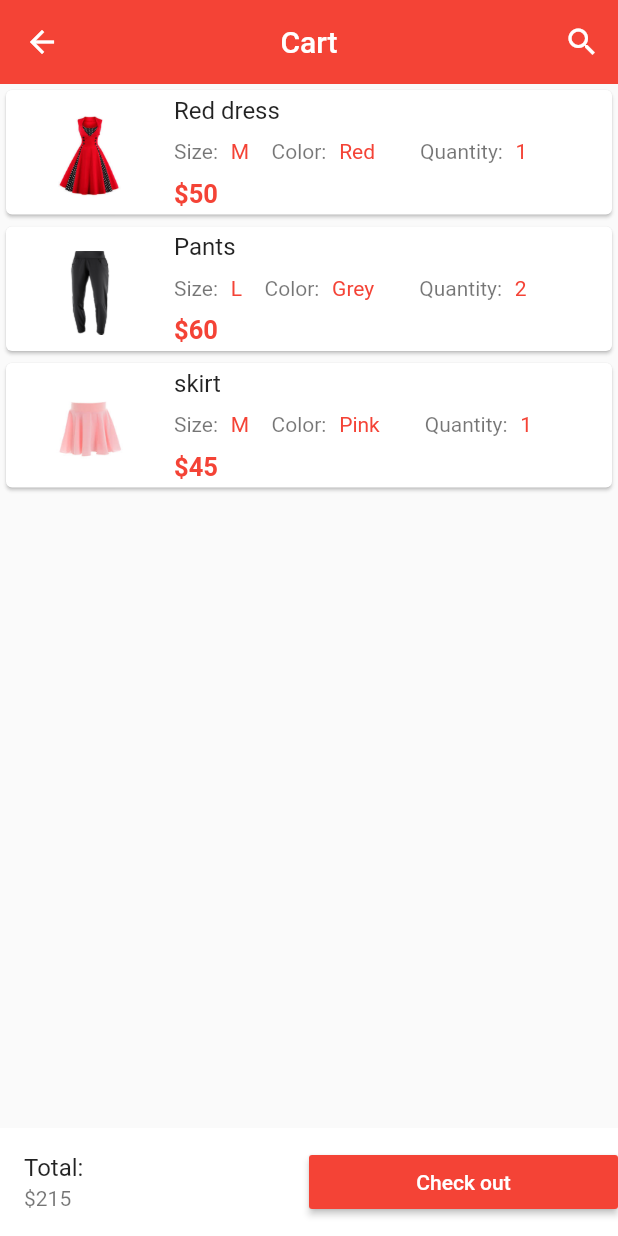
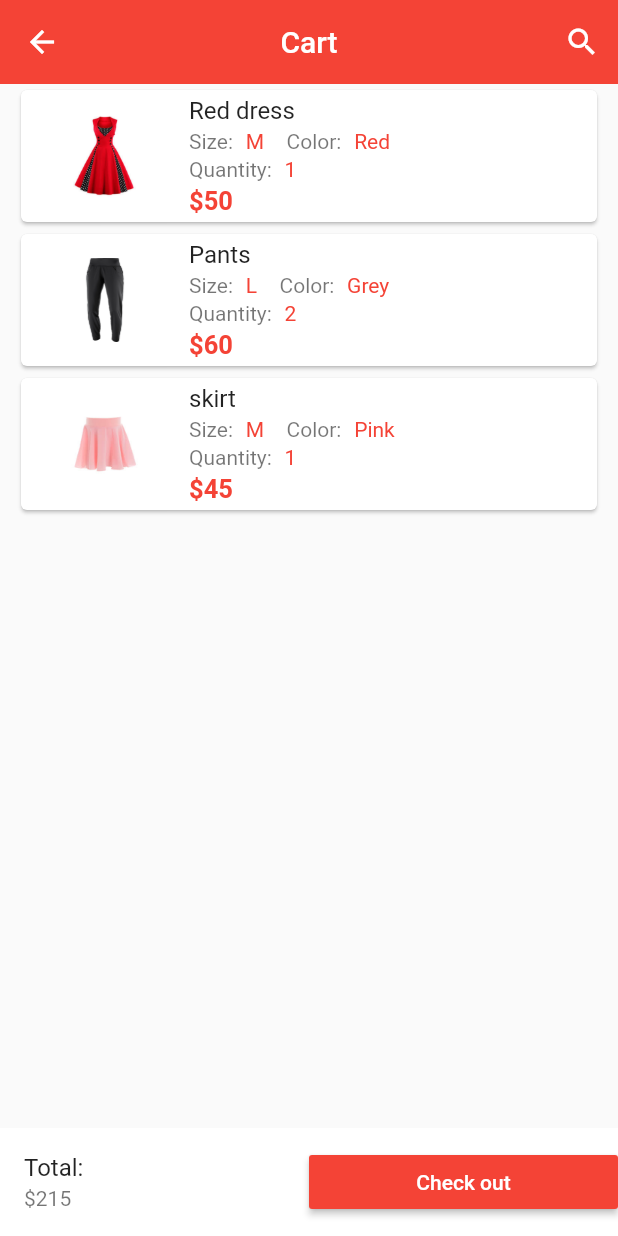
Before and after one commit to Joaco2684/E-Commerce, a Flutter app: the screen it shows after launch, scrolled down 110 dp, after a tap on the "shopping cart" icon, on a phone screen of 412 x 824 dp. Run offline on Flutter 3.47's test engine with Material 2 defaults, Android fonts, the phone set to English and light mode, and no system bars; our stand-ins replace carousel_pro; missing offline and left inert: whatsapp_unilink.

Commit message:
Fix the render size of the cart_products

```diff
--- a/lib/components/cart_products.dart
+++ b/lib/components/cart_products.dart
@@ -68,14 +68,22 @@ class Single_cart_product extends StatelessWidget {
 
   @override
   Widget build(BuildContext context) {
-    return Card(
+    return Container(
+      margin: EdgeInsets.symmetric(horizontal: 10),
+      child: Card(
         child: ListTile(
-        leading: Image.asset(cart_prod_picture, width: 80.0, height: 80.0,),
+          leading: Image.asset(
+            cart_prod_picture,
+            width: 80.0,
+            height: 80.0,
+          ),
           title: Text(cart_prod_name),
           subtitle: Column(
             children: [
-            Padding(
-              padding: const EdgeInsets.symmetric(vertical: 10.0),
+
+              SizedBox(height: 3,),
+
+              Container(
                 child: Row(
                   children: [
                     Padding(
@@ -106,8 +114,13 @@ class Single_cart_product extends StatelessWidget {
                             )
                           ],
                         )),
-                   Padding(
-                      padding: const EdgeInsets.symmetric(horizontal: 15.0),
+                  ],
+                ),
+              ),
+
+              SizedBox(height: 3,),
+
+              Container(
                   child: Row(
                 children: [
                   Text("Quantity: "),
@@ -120,9 +133,8 @@ class Single_cart_product extends StatelessWidget {
                   )
                 ],
               )),
-                ],
-              ),
-            ),
+
+              SizedBox(height: 3,),
 
               Container(
                 alignment: Alignment.topLeft,
@@ -138,6 +150,7 @@ class Single_cart_product extends StatelessWidget {
             ],
           ),
         ),
+      ),
     );
   }
 }
--- a/lib/components/products.dart
+++ b/lib/components/products.dart
@@ -104,10 +104,7 @@ class Single_prod extends StatelessWidget {
   @override
   Widget build(BuildContext context) {
     return Container(
-      child: Hero(
-        tag: prod_name,
         child: card(context),
-      ),
     );
   }
 
--- a/lib/pages/home.dart
+++ b/lib/pages/home.dart
@@ -90,8 +90,10 @@ class _HomePageState extends State<HomePage> {
 
   ListView body() {
     return ListView(
+
       physics: BouncingScrollPhysics(),
       children: [
+
         //Image carousel begins here
         imageCarousel(),
 
@@ -124,9 +126,11 @@ class _HomePageState extends State<HomePage> {
 
         //Grid view
         Container(
-          height: 500.0,
+          height: 500,
           child: Products(),
         )
+
+
 
       ],
     );
--- a/lib/pages/product_details.dart
+++ b/lib/pages/product_details.dart
@@ -273,10 +273,7 @@ class Similar_single_prod extends StatelessWidget {
   @override
   Widget build(BuildContext context) {
     return Container(
-      child: Hero(
-        tag: prod_name,
         child: card(context),
-      ),
     );
   }
 
```
Lines whose indentation alone changed are shown as unchanged.
